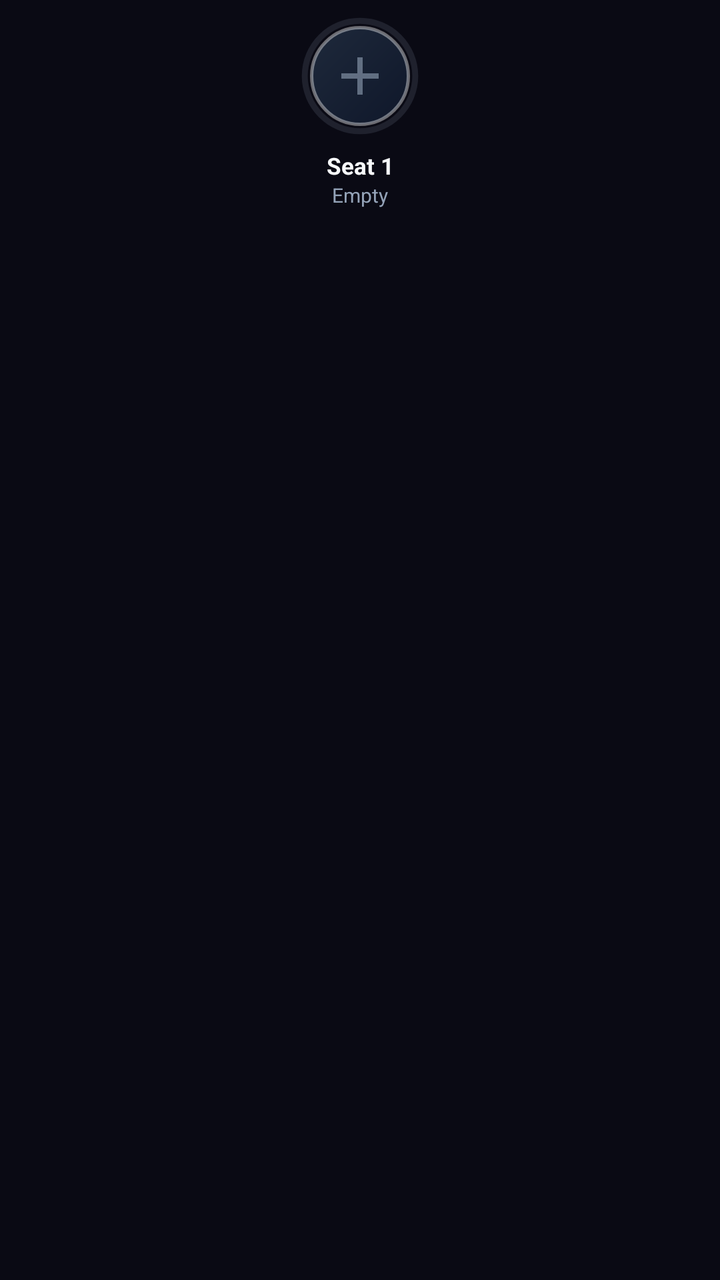
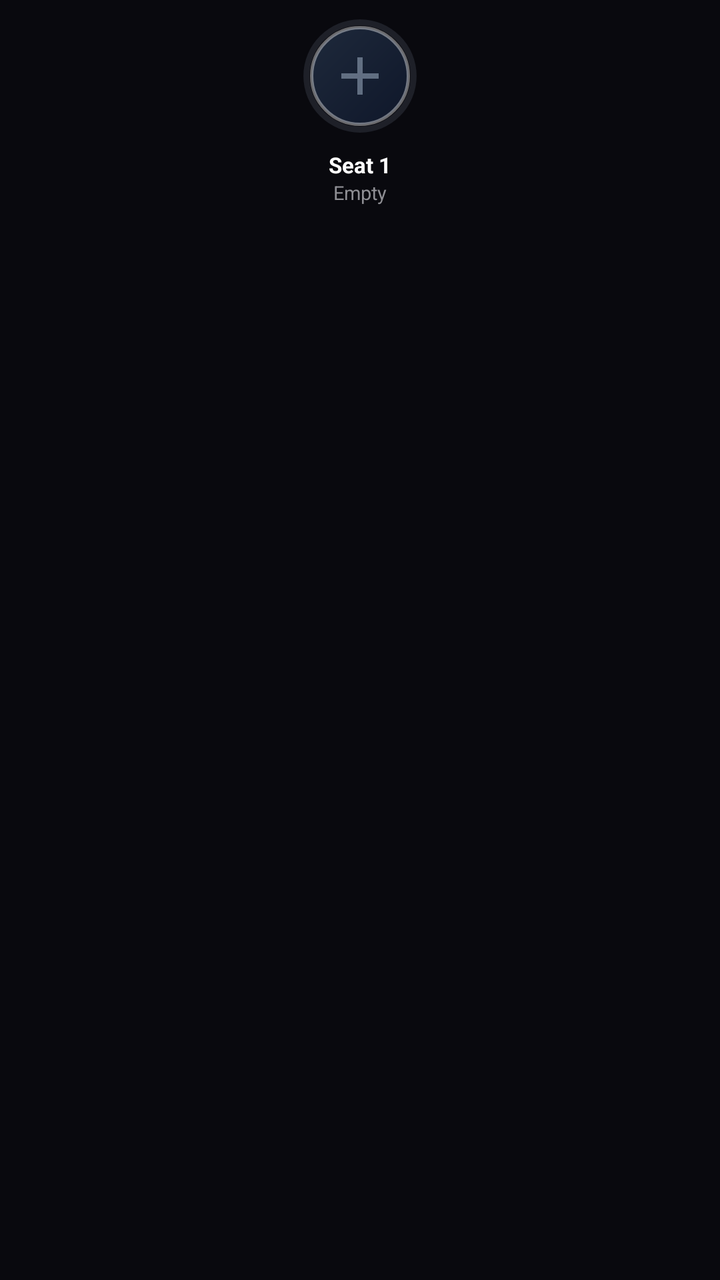

Screens rendered from an Android XML layout before and after an edit, with the pre-edit source and the edit as a unified diff.
<!-- AndroidManifest.xml: application theme Theme.QLUVX -->
<!-- res/layout/view_voice_seat.xml -->
<?xml version="1.0" encoding="utf-8"?>
<LinearLayout xmlns:android="http://schemas.android.com/apk/res/android"
    android:layout_width="match_parent"
    android:layout_height="wrap_content"
    android:gravity="center_horizontal"
    android:minHeight="48dp"
    android:orientation="vertical"
    android:padding="4dp">

    <FrameLayout
        android:id="@+id/seat_avatar_container"
        android:layout_width="68dp"
        android:layout_height="68dp"
        android:clipChildren="false"
        android:clipToPadding="false">

        
        <View
            android:id="@+id/seat_active_speaker_frame"
            android:layout_width="66dp"
            android:layout_height="66dp"
            android:layout_gravity="center"
            android:alpha="0.0"
            android:background="@drawable/bg_active_speaker_frame" />

        
        <ProgressBar
            android:id="@+id/seat_volume_progress_bar"
            style="?android:attr/progressBarStyleHorizontal"
            android:layout_width="64dp"
            android:layout_height="64dp"
            android:layout_gravity="center"
            android:indeterminate="false"
            android:max="255"
            android:progress="0"
            android:progressDrawable="@drawable/bg_seat_volume_progress" />

        
        <ImageView
            android:id="@+id/seat_avatar_image"
            android:layout_width="50dp"
            android:layout_height="50dp"
            android:layout_gravity="center"
            android:background="@drawable/bg_avatar_circle"
            android:contentDescription="@string/app_name"
            android:padding="9dp"
            android:scaleType="centerInside"
            android:src="@drawable/ic_seat_avatar_empty" />

        
        <TextView
            android:id="@+id/seat_mic_badge"
            android:layout_width="18dp"
            android:layout_height="18dp"
            android:layout_gravity="bottom|end"
            android:layout_marginEnd="5dp"
            android:layout_marginBottom="5dp"
            android:background="@drawable/bg_mic_badge_on"
            android:gravity="center"
            android:text="🎙"
            android:textColor="#FFFFFF"
            android:textSize="9sp"
            android:visibility="gone" />
    </FrameLayout>

    <TextView
        android:id="@+id/seat_name_text"
        android:layout_width="74dp"
        android:layout_height="wrap_content"
        android:layout_marginTop="3dp"
        android:ellipsize="end"
        android:gravity="center"
        android:singleLine="true"
        android:text="Seat 1"
        android:textColor="#F8FAFC"
        android:textSize="11.5sp"
        android:textStyle="bold" />

    <TextView
        android:id="@+id/seat_status_text"
        android:layout_width="74dp"
        android:layout_height="wrap_content"
        android:ellipsize="end"
        android:gravity="center"
        android:singleLine="true"
        android:text="Empty"
        android:textColor="#94A3B8"
        android:textSize="10sp" />

</LinearLayout>
<!-- resources referenced by this layout -->
<resources>
  <!-- drawable bg_active_speaker_frame (drawable) -->
  <?xml version="1.0" encoding="utf-8"?>
  <layer-list xmlns:android="http://schemas.android.com/apk/res/android">
      
      <item>
          <shape android:shape="oval">
              <solid android:color="#2600D2FF" />
              <stroke
                  android:width="2dp"
                  android:color="#8000D2FF" />
          </shape>
      </item>
      
      <item
          android:bottom="5dp"
          android:left="5dp"
          android:right="5dp"
          android:top="5dp">
          <shape android:shape="oval">
              <solid android:color="#1A00E676" />
              <stroke
                  android:width="2.5dp"
                  android:color="#FF00E5FF" />
          </shape>
      </item>
  </layer-list>
  <!-- drawable bg_avatar_circle (drawable) -->
  <?xml version="1.0" encoding="utf-8"?>
  <shape xmlns:android="http://schemas.android.com/apk/res/android"
      android:shape="oval">
      <gradient
          android:angle="315"
          android:startColor="#FF1E293B"
          android:endColor="#FF0F172A"
          android:type="linear" />
      <stroke
          android:width="1.5dp"
          android:color="#66FFFFFF" />
  </shape>
  <!-- drawable bg_mic_badge_on (drawable) -->
  <?xml version="1.0" encoding="utf-8"?>
  <shape xmlns:android="http://schemas.android.com/apk/res/android"
      android:shape="oval">
      <solid android:color="#FF00A2FF" />
      <stroke
          android:width="1.5dp"
          android:color="#FF0B0F19" />
  </shape>
  <!-- drawable bg_seat_volume_progress (drawable) -->
  <?xml version="1.0" encoding="utf-8"?>
  <layer-list xmlns:android="http://schemas.android.com/apk/res/android">
      
      <item android:id="@android:id/background">
          <shape
              android:innerRadiusRatio="2.45"
              android:shape="ring"
              android:thickness="3dp"
              android:useLevel="false">
              <solid android:color="#2694A3B8" />
          </shape>
      </item>
  
      
      <item android:id="@android:id/progress">
          <rotate
              android:fromDegrees="270"
              android:toDegrees="270">
              <shape
                  android:innerRadiusRatio="2.45"
                  android:shape="ring"
                  android:thickness="3.5dp"
                  android:useLevel="true">
                  <gradient
                      android:centerColor="#FF00D2FF"
                      android:endColor="#FF00D68F"
                      android:startColor="#FF00A2FF"
                      android:type="sweep" />
              </shape>
          </rotate>
      </item>
  </layer-list>
  <!-- drawable ic_seat_avatar_empty (drawable) -->
  <?xml version="1.0" encoding="utf-8"?>
  <vector xmlns:android="http://schemas.android.com/apk/res/android"
      android:width="48dp"
      android:height="48dp"
      android:viewportWidth="24"
      android:viewportHeight="24">
      <path
          android:fillColor="#9994A3B8"
          android:pathData="M19,13h-6v6h-2v-6H5v-2h6V5h2v6h6v2z" />
  </vector>
  <string name="app_name">QLUVX</string>
  <style name="Theme.QLUVX" parent="Theme.MaterialComponents.DayNight.NoActionBar">
          <item name="colorPrimary">@color/walla_pink_neon</item>
          <item name="colorPrimaryVariant">@color/walla_surface_obsidian</item>
          <item name="colorSecondary">@color/walla_cyan_neon</item>
          <item name="android:windowBackground">@color/walla_bg_velvet</item>
          <item name="android:statusBarColor">#0A0A14</item>
          <item name="android:navigationBarColor">#101020</item>
          <item name="android:textColorPrimary">@color/qluvx_text_primary</item>
          <item name="android:textColorSecondary">@color/qluvx_text_secondary</item>
      </style>
  <color name="walla_pink_neon">#FF2A7A</color>
  <color name="walla_surface_obsidian">#141424</color>
  <color name="walla_cyan_neon">#00E5FF</color>
  <color name="walla_bg_velvet">#0A0A14</color>
  <color name="qluvx_text_primary">#FFFFFF</color>
  <color name="qluvx_text_secondary">#C7C7E2</color>
</resources>

<!-- the commit's change to res/layout/view_voice_seat.xml (unified diff, before → after) -->
@@ -17,18 +17,18 @@
         
         <View
             android:id="@+id/seat_active_speaker_frame"
-            android:layout_width="66dp"
-            android:layout_height="66dp"
+            android:layout_width="64dp"
+            android:layout_height="64dp"
             android:layout_gravity="center"
             android:alpha="0.0"
-            android:background="@drawable/bg_active_speaker_frame" />
+            android:background="@drawable/bg_live_ring_pulse" />
 
         
         <ProgressBar
             android:id="@+id/seat_volume_progress_bar"
             style="?android:attr/progressBarStyleHorizontal"
-            android:layout_width="64dp"
-            android:layout_height="64dp"
+            android:layout_width="62dp"
+            android:layout_height="62dp"
             android:layout_gravity="center"
             android:indeterminate="false"
             android:max="255"
@@ -55,7 +55,7 @@
             android:layout_gravity="bottom|end"
             android:layout_marginEnd="5dp"
             android:layout_marginBottom="5dp"
-            android:background="@drawable/bg_mic_badge_on"
+            android:background="@drawable/bg_walla_pink_pill"
             android:gravity="center"
             android:text="🎙"
             android:textColor="#FFFFFF"
@@ -72,8 +72,8 @@
         android:gravity="center"
         android:singleLine="true"
         android:text="Seat 1"
-        android:textColor="#F8FAFC"
-        android:textSize="11.5sp"
+        android:textColor="#FFFFFF"
+        android:textSize="11sp"
         android:textStyle="bold" />
 
     <TextView
@@ -84,7 +84,7 @@
         android:gravity="center"
         android:singleLine="true"
         android:text="Empty"
-        android:textColor="#94A3B8"
-        android:textSize="10sp" />
+        android:textColor="#8E8E93"
+        android:textSize="9.5sp" />
 
 </LinearLayout>
<!-- resource entries referenced after the edit -->
@@ -1,31 +1,5 @@
 <!-- resources referenced by this layout -->
 <resources>
-  <!-- drawable bg_active_speaker_frame (drawable) -->
-  <?xml version="1.0" encoding="utf-8"?>
-  <layer-list xmlns:android="http://schemas.android.com/apk/res/android">
-      
-      <item>
-          <shape android:shape="oval">
-              <solid android:color="#2600D2FF" />
-              <stroke
-                  android:width="2dp"
-                  android:color="#8000D2FF" />
-          </shape>
-      </item>
-      
-      <item
-          android:bottom="5dp"
-          android:left="5dp"
-          android:right="5dp"
-          android:top="5dp">
-          <shape android:shape="oval">
-              <solid android:color="#1A00E676" />
-              <stroke
-                  android:width="2.5dp"
-                  android:color="#FF00E5FF" />
-          </shape>
-      </item>
-  </layer-list>
   <!-- drawable bg_avatar_circle (drawable) -->
   <?xml version="1.0" encoding="utf-8"?>
   <shape xmlns:android="http://schemas.android.com/apk/res/android"
@@ -39,14 +13,14 @@
           android:width="1.5dp"
           android:color="#66FFFFFF" />
   </shape>
-  <!-- drawable bg_mic_badge_on (drawable) -->
+  <!-- drawable bg_live_ring_pulse (drawable) -->
   <?xml version="1.0" encoding="utf-8"?>
   <shape xmlns:android="http://schemas.android.com/apk/res/android"
       android:shape="oval">
-      <solid android:color="#FF00A2FF" />
+      <solid android:color="#1AFF1B6B" />
       <stroke
           android:width="1.5dp"
-          android:color="#FF0B0F19" />
+          android:color="#FF1B6B" />
   </shape>
   <!-- drawable bg_seat_volume_progress (drawable) -->
   <?xml version="1.0" encoding="utf-8"?>
@@ -81,6 +55,16 @@
           </rotate>
       </item>
   </layer-list>
+  <!-- drawable bg_walla_pink_pill (drawable) -->
+  <?xml version="1.0" encoding="utf-8"?>
+  <shape xmlns:android="http://schemas.android.com/apk/res/android"
+      android:shape="rectangle">
+      <gradient
+          android:angle="0"
+          android:endColor="#FF4585"
+          android:startColor="#FF1B6B" />
+      <corners android:radius="999dp" />
+  </shape>
   <!-- drawable ic_seat_avatar_empty (drawable) -->
   <?xml version="1.0" encoding="utf-8"?>
   <vector xmlns:android="http://schemas.android.com/apk/res/android"
@@ -96,18 +80,18 @@
   <style name="Theme.QLUVX" parent="Theme.MaterialComponents.DayNight.NoActionBar">
           <item name="colorPrimary">@color/walla_pink_neon</item>
           <item name="colorPrimaryVariant">@color/walla_surface_obsidian</item>
-          <item name="colorSecondary">@color/walla_cyan_neon</item>
+          <item name="colorSecondary">@color/walla_gold_royal</item>
           <item name="android:windowBackground">@color/walla_bg_velvet</item>
-          <item name="android:statusBarColor">#0A0A14</item>
-          <item name="android:navigationBarColor">#101020</item>
+          <item name="android:statusBarColor">#09090E</item>
+          <item name="android:navigationBarColor">#000000</item>
           <item name="android:textColorPrimary">@color/qluvx_text_primary</item>
           <item name="android:textColorSecondary">@color/qluvx_text_secondary</item>
       </style>
-  <color name="walla_pink_neon">#FF2A7A</color>
-  <color name="walla_surface_obsidian">#141424</color>
-  <color name="walla_cyan_neon">#00E5FF</color>
-  <color name="walla_bg_velvet">#0A0A14</color>
+  <color name="walla_pink_neon">#FF1B6B</color>
+  <color name="walla_surface_obsidian">#13131D</color>
+  <color name="walla_gold_royal">#E6B800</color>
+  <color name="walla_bg_velvet">#09090E</color>
   <color name="qluvx_text_primary">#FFFFFF</color>
-  <color name="qluvx_text_secondary">#C7C7E2</color>
+  <color name="qluvx_text_secondary">#8E8E93</color>
 </resources>
 
